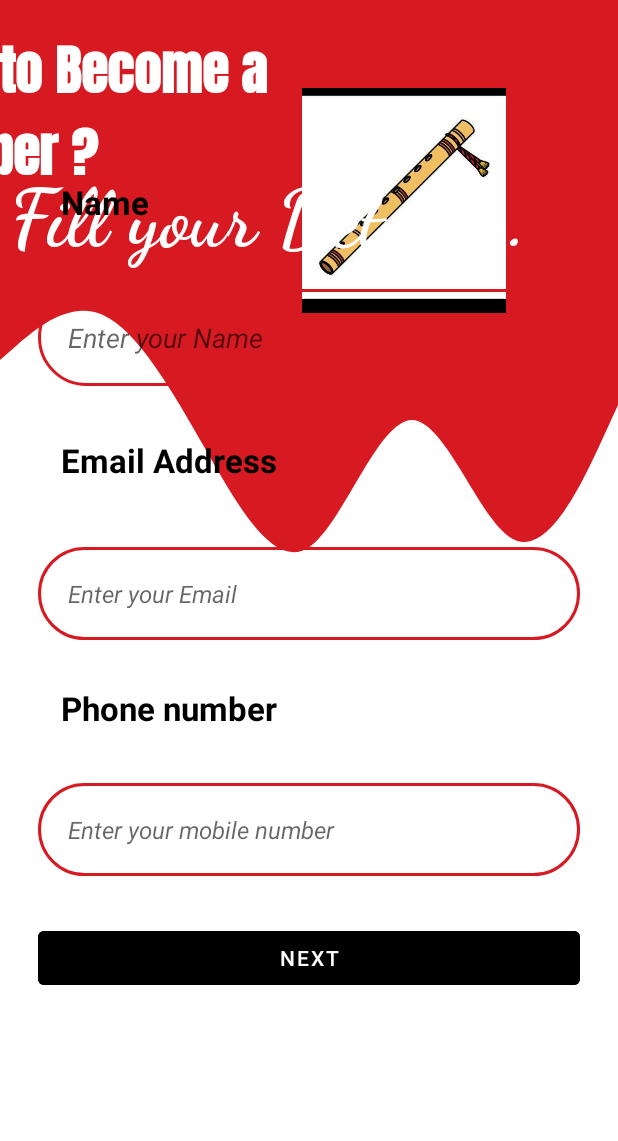
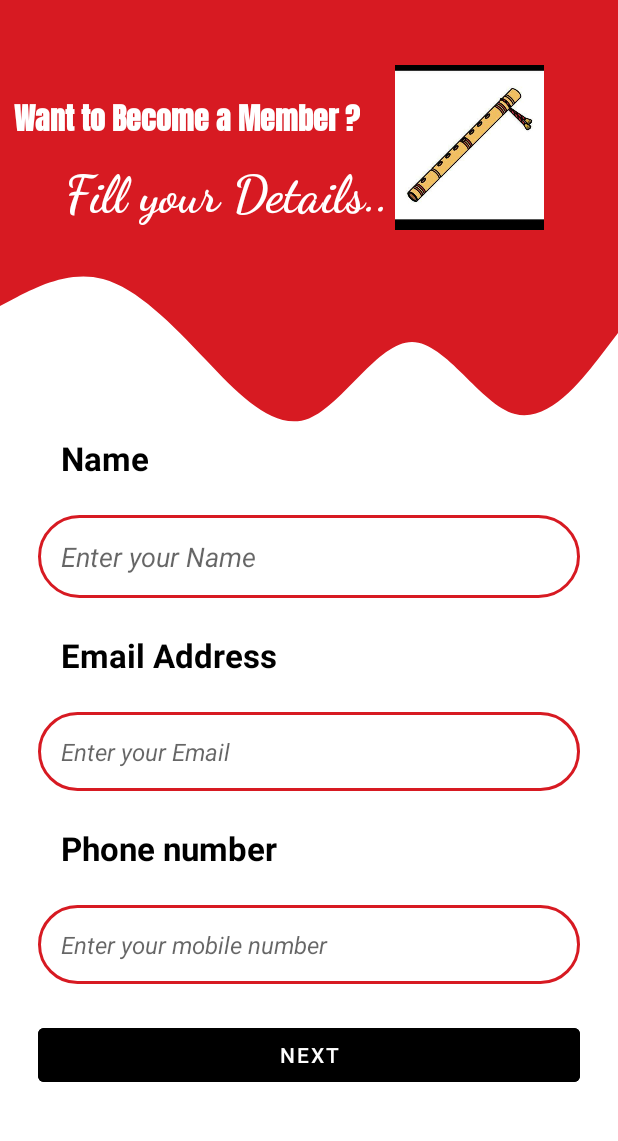
Before and after one commit to TanuLamba3/NarsinghJan, an Android app: the fragment BecomeMemberFragment shown on its own in the app's theme, on a phone screen of 412 x 824 dp, the part 84-1225 px from its top. Run offline under Robolectric (Android 15) with nearby library versions, the phone set to English and light mode, and no system bars; 1 statement that could not run was skipped.

Commit message:
new Updation

```diff
--- a/app/src/main/res/layout/fragment_become_member.xml
+++ b/app/src/main/res/layout/fragment_become_member.xml
@@ -1,11 +1,16 @@
 <?xml version="1.0" encoding="utf-8"?>
-<androidx.constraintlayout.widget.ConstraintLayout xmlns:android="http://schemas.android.com/apk/res/android"
+<RelativeLayout xmlns:android="http://schemas.android.com/apk/res/android"
     xmlns:app="http://schemas.android.com/apk/res-auto"
     xmlns:tools="http://schemas.android.com/tools"
     android:layout_width="match_parent"
-    android:layout_height="match_parent"
+    android:layout_height="wrap_content"
     android:orientation="vertical"
     tools:context=".Fragment.BecomeMemberFragment">
+
+    <androidx.constraintlayout.widget.ConstraintLayout
+        android:layout_width="match_parent"
+        android:layout_height="wrap_content"
+        android:orientation="vertical">
 
 
         <View
@@ -20,7 +25,7 @@
         <View
             android:id="@+id/view3"
             android:layout_width="0dp"
-        android:layout_height="300dp"
+            android:layout_height="180dp"
             android:background="@drawable/ic_wave"
             app:layout_constraintEnd_toEndOf="parent"
             app:layout_constraintHorizontal_bias="0.0"
@@ -29,8 +34,8 @@
 
         <ImageView
             android:id="@+id/imageView3"
-        android:layout_width="197dp"
-        android:layout_height="150dp"
+            android:layout_width="110dp"
+            android:layout_height="110dp"
             android:layout_gravity="center"
             android:layout_marginEnd="44dp"
             android:src="@drawable/narsinghlog"
@@ -46,14 +51,14 @@
             android:fontFamily="@font/anton"
             android:text="Want to Become a Member ?"
             android:textColor="@color/white"
-        android:textSize="36sp"
+            android:textSize="20sp"
             android:textStyle="bold"
             app:layout_constraintBottom_toBottomOf="@+id/view2"
             app:layout_constraintEnd_toStartOf="@+id/imageView3"
-        app:layout_constraintHorizontal_bias="0.339"
+            app:layout_constraintHorizontal_bias="0.335"
             app:layout_constraintStart_toStartOf="@+id/view2"
             app:layout_constraintTop_toTopOf="@+id/view2"
-        app:layout_constraintVertical_bias="0.351" />
+            app:layout_constraintVertical_bias="0.513" />
 
         <TextView
             android:id="@+id/textView22"
@@ -62,20 +67,24 @@
             android:fontFamily="cursive"
             android:text="Fill your Details.."
             android:textColor="@color/white"
-        android:textSize="54sp"
+            android:textSize="34sp"
             android:textStyle="bold"
             app:layout_constraintBottom_toBottomOf="@+id/view3"
             app:layout_constraintEnd_toEndOf="@+id/view3"
-        app:layout_constraintHorizontal_bias="0.095"
+            app:layout_constraintHorizontal_bias="0.223"
             app:layout_constraintStart_toStartOf="@+id/view3"
             app:layout_constraintTop_toTopOf="@+id/view2"
-        app:layout_constraintVertical_bias="0.292" />
+            app:layout_constraintVertical_bias="0.375" />
+    </androidx.constraintlayout.widget.ConstraintLayout>
 
     <LinearLayout
         android:id="@+id/linearLayout2"
         android:layout_width="match_parent"
-        android:layout_height="match_parent"
-        android:layout_margin="25dp"
+        android:layout_height="wrap_content"
+        android:layout_marginStart="25dp"
+        android:layout_marginTop="25dp"
+        android:layout_marginEnd="25dp"
+        android:layout_marginBottom="25dp"
         android:gravity="center"
         android:orientation="vertical"
         tools:layout_editor_absoluteX="15dp"
@@ -86,9 +95,9 @@
             android:id="@+id/textView3"
             android:layout_width="match_parent"
             android:layout_height="wrap_content"
-            android:layout_marginBottom="8dp"
+            android:layout_marginTop="250dp"
+            android:padding="15dp"
             android:text="Name"
-            android:padding="15dp"
             android:textColor="@color/black"
             android:textSize="22sp"
             android:textStyle="bold" />
@@ -97,13 +106,13 @@
             android:id="@+id/Name"
             android:layout_width="match_parent"
             android:layout_height="wrap_content"
-            android:layout_marginBottom="15dp"
-            android:layout_marginTop="20dp"
+            android:layout_marginTop="8dp"
+            android:layout_marginBottom="8dp"
             android:background="@drawable/round_border"
             android:ems="10"
             android:hint="Enter your Name"
             android:inputType="textPersonName"
-            android:padding="20dp"
+            android:padding="15dp"
             android:textColor="@color/black"
             android:textSize="18sp"
             android:textStyle="italic" />
@@ -113,10 +122,8 @@
             android:id="@+id/textView12"
             android:layout_width="match_parent"
             android:layout_height="wrap_content"
-            android:layout_marginTop="4dp"
-            android:layout_marginBottom="8dp"
+            android:padding="15dp"
             android:text="Email Address"
-            android:padding="15dp"
             android:textColor="@color/black"
             android:textSize="22sp"
             android:textStyle="bold" />
@@ -125,13 +132,13 @@
             android:id="@+id/editTextTextEmailAddress"
             android:layout_width="match_parent"
             android:layout_height="wrap_content"
-            android:layout_marginBottom="15dp"
-            android:layout_marginTop="20dp"
+            android:layout_marginTop="8dp"
+            android:layout_marginBottom="8dp"
             android:background="@drawable/round_border"
             android:ems="10"
             android:hint="Enter your Email"
             android:inputType="textEmailAddress"
-            android:padding="20dp"
+            android:padding="15dp"
             android:textColor="@color/black"
             android:textSize="16sp"
             android:textStyle="italic" />
@@ -140,8 +147,8 @@
             android:id="@+id/textView14"
             android:layout_width="match_parent"
             android:layout_height="wrap_content"
+            android:padding="15dp"
             android:text="Phone number"
-            android:padding="15dp"
             android:textColor="@color/black"
             android:textSize="22sp"
             android:textStyle="bold" />
@@ -150,13 +157,13 @@
             android:id="@+id/editTextPhone"
             android:layout_width="match_parent"
             android:layout_height="wrap_content"
-            android:layout_marginBottom="15dp"
-            android:layout_marginTop="20dp"
+            android:layout_marginTop="8dp"
+            android:layout_marginBottom="8dp"
             android:background="@drawable/round_border"
             android:ems="10"
             android:hint="Enter your mobile number"
             android:inputType="phone"
-            android:padding="20dp"
+            android:padding="15dp"
             android:textColor="@color/black"
             android:textSize="16sp"
             android:textStyle="italic" />
@@ -186,6 +193,4 @@
             android:text="Next" />
 
     </LinearLayout>
-
-
-</androidx.constraintlayout.widget.ConstraintLayout>
+</RelativeLayout>
```
Lines whose indentation alone changed are shown as unchanged.
